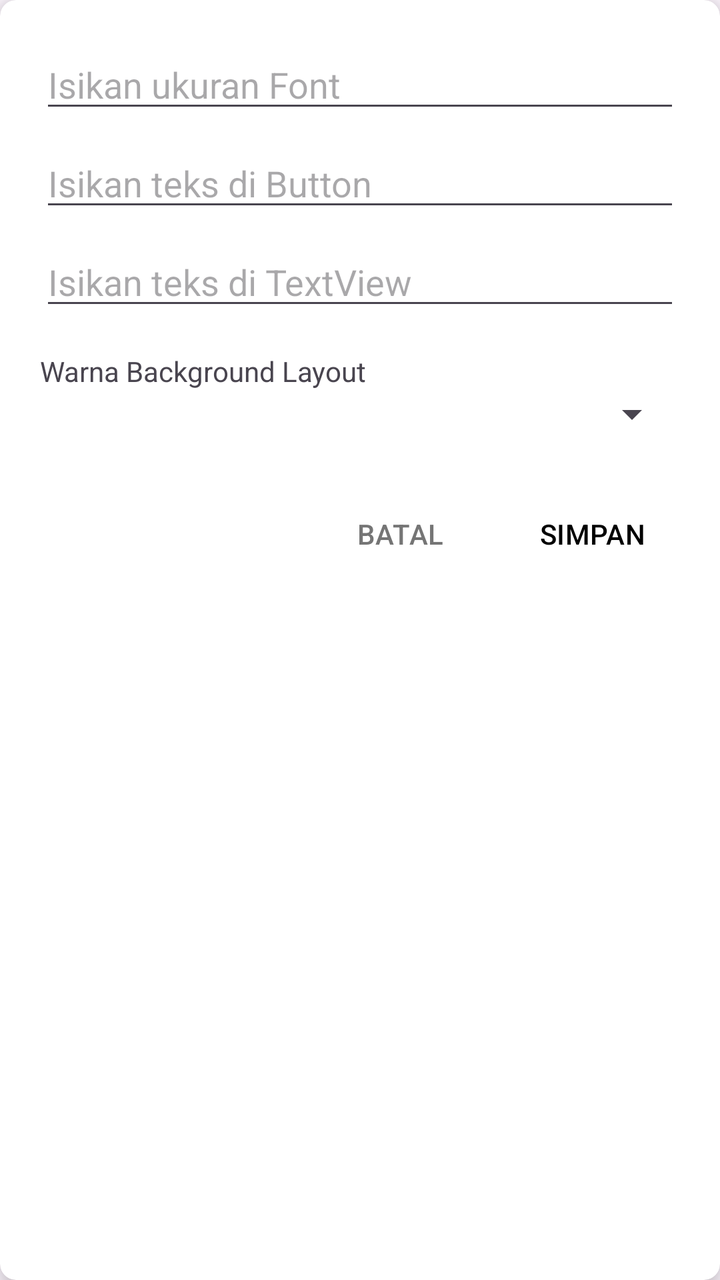
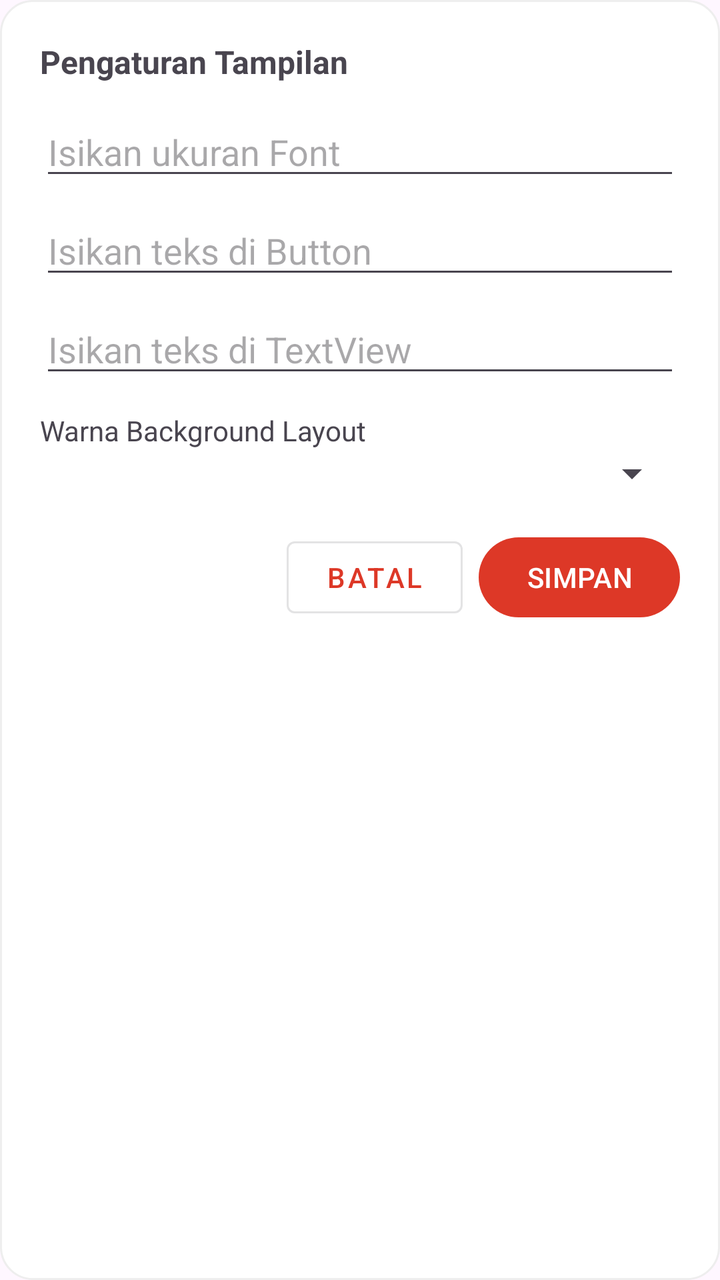

Compare the two renders of this Android layout. The source of the first and the diff that turns it into the second are given below.
<!-- AndroidManifest.xml: application theme Theme.SmolieGiftMobile -->
<!-- res/layout/dialog_setting.xml -->
<?xml version="1.0" encoding="utf-8"?>
<androidx.cardview.widget.CardView xmlns:android="http://schemas.android.com/apk/res/android"
    xmlns:app="http://schemas.android.com/apk/res-auto"
    android:layout_width="match_parent"
    android:layout_height="wrap_content"
    app:cardCornerRadius="8dp"
    app:cardElevation="8dp"
    android:layout_margin="16dp">

    <LinearLayout
        android:layout_width="match_parent"
        android:layout_height="wrap_content"
        android:orientation="vertical"
        android:padding="20dp">

        <EditText
            android:id="@+id/etFontSize"
            android:layout_width="match_parent"
            android:layout_height="wrap_content"
            android:hint="Isikan ukuran Font"
            android:inputType="number"
            android:layout_marginBottom="8dp"/>

        <EditText
            android:id="@+id/etButtonText"
            android:layout_width="match_parent"
            android:layout_height="wrap_content"
            android:hint="Isikan teks di Button"
            android:layout_marginBottom="8dp"/>

        <EditText
            android:id="@+id/etTextViewText"
            android:layout_width="match_parent"
            android:layout_height="wrap_content"
            android:hint="Isikan teks di TextView"
            android:layout_marginBottom="16dp"/>

        <TextView
            android:layout_width="wrap_content"
            android:layout_height="wrap_content"
            android:text="Warna Background Layout"
            android:textSize="14sp"/>

        <Spinner
            android:id="@+id/spinnerBgColor"
            android:layout_width="match_parent"
            android:layout_height="wrap_content"
            android:layout_marginBottom="24dp"/>

        <LinearLayout
            android:layout_width="match_parent"
            android:layout_height="wrap_content"
            android:orientation="horizontal"
            android:gravity="end">

            <Button
                android:id="@+id/btnBatalSetting"
                style="?attr/borderlessButtonStyle"
                android:layout_width="wrap_content"
                android:layout_height="wrap_content"
                android:text="BATAL"
                android:textColor="#757575"/>

            <Button
                android:id="@+id/btnSimpanSetting"
                style="?attr/borderlessButtonStyle"
                android:layout_width="wrap_content"
                android:layout_height="wrap_content"
                android:text="SIMPAN"
                android:textColor="#000000"
                android:layout_marginStart="8dp"/>
        </LinearLayout>
    </LinearLayout>
</androidx.cardview.widget.CardView>
<!-- resources referenced by this layout -->
<resources>
  <style name="Theme.SmolieGiftMobile" parent="Base.Theme.SmolieGiftMobile" />
  <style name="Base.Theme.SmolieGiftMobile" parent="Theme.Material3.DayNight.NoActionBar">
          
          <item name="colorPrimary">#DD3827</item>
          <item name="colorOnPrimary">#FFFFFF</item>
      </style>
</resources>

<!-- the commit's change to res/layout/dialog_setting.xml (unified diff, before → after) -->
@@ -1,74 +1,72 @@
 <?xml version="1.0" encoding="utf-8"?>
-<androidx.cardview.widget.CardView xmlns:android="http://schemas.android.com/apk/res/android"
-    xmlns:app="http://schemas.android.com/apk/res-auto"
+<LinearLayout xmlns:android="http://schemas.android.com/apk/res/android"
     android:layout_width="match_parent"
     android:layout_height="wrap_content"
-    app:cardCornerRadius="8dp"
-    app:cardElevation="8dp"
-    android:layout_margin="16dp">
+    android:orientation="vertical"
+    android:padding="20dp"
+    android:background="@drawable/bg_dialog_rounded">
+
+    <TextView
+        android:layout_width="wrap_content"
+        android:layout_height="wrap_content"
+        android:text="Pengaturan Tampilan"
+        android:textStyle="bold"
+        android:textSize="16sp"
+        android:layout_marginBottom="12dp"/>
+
+    <EditText
+        android:id="@+id/etFontSize"
+        android:layout_width="match_parent"
+        android:layout_height="wrap_content"
+        android:hint="Isikan ukuran Font"
+        android:inputType="number"
+        android:layout_marginBottom="8dp"/>
+
+    <EditText
+        android:id="@+id/etButtonText"
+        android:layout_width="match_parent"
+        android:layout_height="wrap_content"
+        android:hint="Isikan teks di Button"
+        android:layout_marginBottom="8dp"/>
+
+    <EditText
+        android:id="@+id/etTextViewText"
+        android:layout_width="match_parent"
+        android:layout_height="wrap_content"
+        android:hint="Isikan teks di TextView"
+        android:layout_marginBottom="8dp"/>
+
+    <TextView
+        android:layout_width="wrap_content"
+        android:layout_height="wrap_content"
+        android:text="Warna Background Layout"
+        android:layout_marginTop="4dp"/>
+
+    <Spinner
+        android:id="@+id/spinnerBgColor"
+        android:layout_width="match_parent"
+        android:layout_height="wrap_content"
+        android:layout_marginBottom="16dp"/>
 
     <LinearLayout
         android:layout_width="match_parent"
         android:layout_height="wrap_content"
-        android:orientation="vertical"
-        android:padding="20dp">
+        android:orientation="horizontal"
+        android:gravity="end">
 
-        <EditText
-            android:id="@+id/etFontSize"
-            android:layout_width="match_parent"
-            android:layout_height="wrap_content"
-            android:hint="Isikan ukuran Font"
-            android:inputType="number"
-            android:layout_marginBottom="8dp"/>
-
-        <EditText
-            android:id="@+id/etButtonText"
-            android:layout_width="match_parent"
-            android:layout_height="wrap_content"
-            android:hint="Isikan teks di Button"
-            android:layout_marginBottom="8dp"/>
-
-        <EditText
-            android:id="@+id/etTextViewText"
-            android:layout_width="match_parent"
-            android:layout_height="wrap_content"
-            android:hint="Isikan teks di TextView"
-            android:layout_marginBottom="16dp"/>
-
-        <TextView
+        <Button
+            android:id="@+id/btnBatalSetting"
             android:layout_width="wrap_content"
             android:layout_height="wrap_content"
-            android:text="Warna Background Layout"
-            android:textSize="14sp"/>
+            android:text="BATAL"
+            style="@style/Widget.MaterialComponents.Button.OutlinedButton"
+            android:layout_marginEnd="8dp"/>
 
-        <Spinner
-            android:id="@+id/spinnerBgColor"
-            android:layout_width="match_parent"
+        <Button
+            android:id="@+id/btnSimpanSetting"
+            android:layout_width="wrap_content"
             android:layout_height="wrap_content"
-            android:layout_marginBottom="24dp"/>
+            android:text="SIMPAN"/>
 
-        <LinearLayout
-            android:layout_width="match_parent"
-            android:layout_height="wrap_content"
-            android:orientation="horizontal"
-            android:gravity="end">
-
-            <Button
-                android:id="@+id/btnBatalSetting"
-                style="?attr/borderlessButtonStyle"
-                android:layout_width="wrap_content"
-                android:layout_height="wrap_content"
-                android:text="BATAL"
-                android:textColor="#757575"/>
-
-            <Button
-                android:id="@+id/btnSimpanSetting"
-                style="?attr/borderlessButtonStyle"
-                android:layout_width="wrap_content"
-                android:layout_height="wrap_content"
-                android:text="SIMPAN"
-                android:textColor="#000000"
-                android:layout_marginStart="8dp"/>
-        </LinearLayout>
     </LinearLayout>
-</androidx.cardview.widget.CardView>
+</LinearLayout>
<!-- resource entries referenced after the edit -->
@@ -1,5 +1,15 @@
 <!-- resources referenced by this layout -->
 <resources>
+  <!-- drawable bg_dialog_rounded (drawable) -->
+  <?xml version="1.0" encoding="utf-8"?>
+  <shape xmlns:android="http://schemas.android.com/apk/res/android"
+      android:shape="rectangle">
+      <solid android:color="#FFFFFF"/>
+      <corners android:radius="16dp"/>
+      <stroke
+          android:width="1dp"
+          android:color="#EEEEEE"/>
+  </shape>
   <style name="Theme.SmolieGiftMobile" parent="Base.Theme.SmolieGiftMobile" />
   <style name="Base.Theme.SmolieGiftMobile" parent="Theme.Material3.DayNight.NoActionBar">
           
